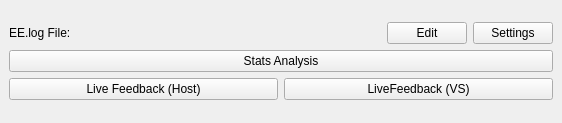
Before: the Qt Designer form yatewindow.ui in palindromiq/YATE, drawn with Qt 5.
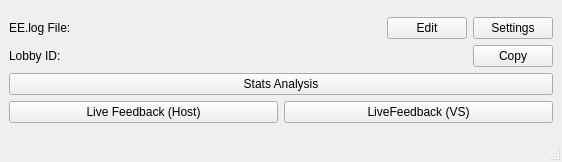
After: the same form once the commit is applied.

Diff of the .ui file:
```diff
--- a/yatewindow.ui
+++ b/yatewindow.ui
@@ -10,7 +10,7 @@
     <x>0</x>
     <y>0</y>
     <width>562</width>
-    <height>123</height>
+    <height>162</height>
    </rect>
   </property>
   <property name="windowTitle">
@@ -66,6 +66,44 @@
         </item>
        </layout>
       </item>
+      <item>
+       <layout class="QHBoxLayout" name="horizontalLayout_4">
+        <item>
+         <layout class="QFormLayout" name="formLayout_3">
+          <property name="formAlignment">
+           <set>Qt::AlignLeading|Qt::AlignLeft|Qt::AlignVCenter</set>
+          </property>
+          <item row="0" column="0">
+           <widget class="QLabel" name="lblLobbyIdLabel">
+            <property name="text">
+             <string>Lobby ID:</string>
+            </property>
+           </widget>
+          </item>
+          <item row="0" column="1">
+           <widget class="QLabel" name="lblLobbyId">
+            <property name="sizePolicy">
+             <sizepolicy hsizetype="Expanding" vsizetype="Preferred">
+              <horstretch>0</horstretch>
+              <verstretch>0</verstretch>
+             </sizepolicy>
+            </property>
+            <property name="text">
+             <string/>
+            </property>
+           </widget>
+          </item>
+         </layout>
+        </item>
+        <item>
+         <widget class="QPushButton" name="btnCopyLobbyId">
+          <property name="text">
+           <string>Copy</string>
+          </property>
+         </widget>
+        </item>
+       </layout>
+      </item>
       <item>
        <widget class="QPushButton" name="btnShrineWater">
         <property name="text">
@@ -95,6 +133,7 @@
     </item>
    </layout>
   </widget>
+  <widget class="QStatusBar" name="statusBar"/>
  </widget>
  <resources/>
  <connections/>
```
